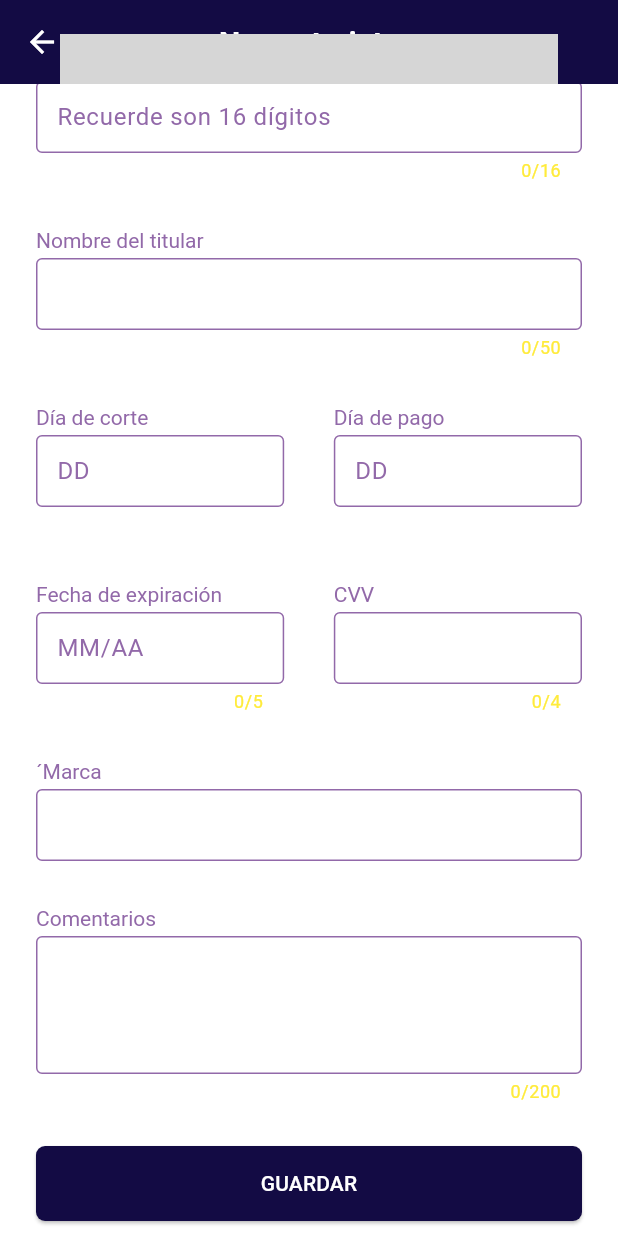
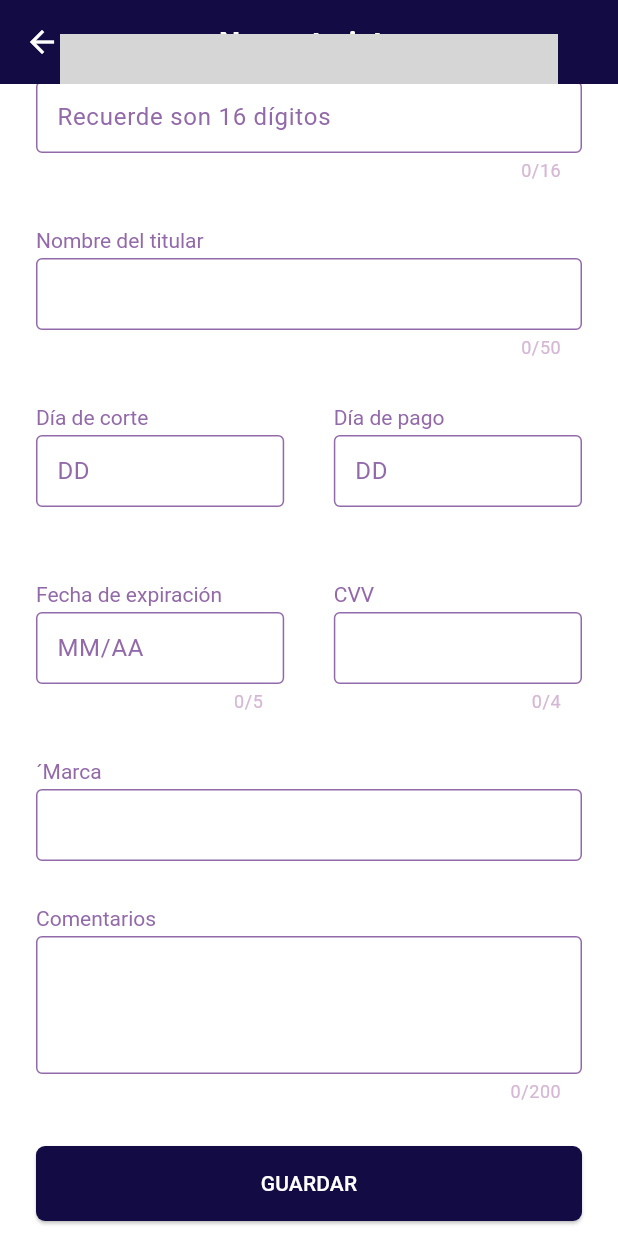
Before and after one commit to TarGonzalez/tarjetero_app, a Flutter app: the NuevaTarjetaScreen screen opened by its route, scrolled down 427 dp, on a phone screen of 412 x 824 dp. Run offline on Flutter 3.47's test engine with Material 3 defaults, Android fonts, the phone set to English and light mode, and no system bars; our stand-ins replace flutter_datetime_picker_plus, flutter_masked_text2, gap, get, loading_animation_widget, lottie and 1 more; missing offline and left inert: flutter_color_picker_wheel, flutter_flip_card, molten_navigationbar_flutter; grey boxes are pictures that could not be loaded.

Commit message:
[Themes] Se actualizan los temas para cambiar valores de input y textos de acuerdo al light o dark theme

```diff
--- a/lib/themes/app_theme.dart
+++ b/lib/themes/app_theme.dart
@@ -18,7 +18,7 @@ final ThemeData themeLight = ThemeData(
     background: colorBackground,
     onBackground: colorBackground,
     surface: Colors.yellow,
-    onSurface: Colors.yellow,
+    onSurface: colorSecundarioDark,
   ),
   appBarTheme: const AppBarTheme(
     centerTitle: true,
@@ -76,11 +76,18 @@ final ThemeData themeLight = ThemeData(
     enabledBorder: OutlineInputBorder(
       borderSide: BorderSide(color: colorSecundarioDarker),
     ),
+    focusedBorder: OutlineInputBorder(
+      borderSide: BorderSide(color: colorPrimarioDark),
+    ),
+    outlineBorder: BorderSide(color: colorSecundarioDarker),
     errorBorder: OutlineInputBorder(
       borderSide: BorderSide(color: Colors.red),
     ),
     hintStyle: TextStyle(
       color: colorSecundarioDarker,
+    ),
+    counterStyle: TextStyle(
+      color: colorSecundario,
     ),
   ),
   checkboxTheme: CheckboxThemeData(
@@ -162,7 +169,7 @@ final ThemeData themeDark = ThemeData(
     background: darkColorBackground,
     onBackground: darkColorBackground,
     surface: Colors.yellow,
-    onSurface: Colors.yellow,
+    onSurface: colorOro,
   ),
   appBarTheme: const AppBarTheme(
     centerTitle: true,
@@ -220,12 +227,18 @@ final ThemeData themeDark = ThemeData(
     enabledBorder: OutlineInputBorder(
       borderSide: BorderSide(color: darkColorSecundarioDarker),
     ),
+    focusedBorder: OutlineInputBorder(
+      borderSide: BorderSide(color: darkColorTexto),
+    ),
+    outlineBorder: BorderSide(color: darkColorSecundarioDarker),
     errorBorder: OutlineInputBorder(
-      borderSide: BorderSide(color: Colors.red),
+      borderSide: BorderSide(color: colorOro),
     ),
     hintStyle: TextStyle(
       color: darkColorSecundarioDarker,
     ),
+    counterStyle: TextStyle(color: darkColorTexto),
+    errorStyle: TextStyle(color: colorOro),
   ),
   checkboxTheme: CheckboxThemeData(
     shape: RoundedRectangleBorder(
--- a/lib/themes/color_palette.dart
+++ b/lib/themes/color_palette.dart
@@ -22,7 +22,7 @@ const Color darkColorPrimario = Color.fromRGBO(19, 11, 68, 1);
 const Color darkColorSecundario = Color.fromRGBO(213, 184, 213, 1);
 const Color darkColorPrimarioDark = Color.fromRGBO(1, 24, 38, 1);
 const Color darkColorSecundarioDark = Color.fromRGBO(180, 82, 140, 1);
-const Color darkColorSecundarioDarker = Color.fromRGBO(146, 105, 169, 1);
+const Color darkColorSecundarioDarker = Color.fromRGBO(245, 245, 245, 1);
 const Color darkColorLight = Color.fromRGBO(236, 235, 252, 1);
 const Color darkColorBackground = Color.fromRGBO(0, 0, 0, 0.8);
 const Color darkColorTexto = Color.fromRGBO(255, 255, 255, 1);
```
